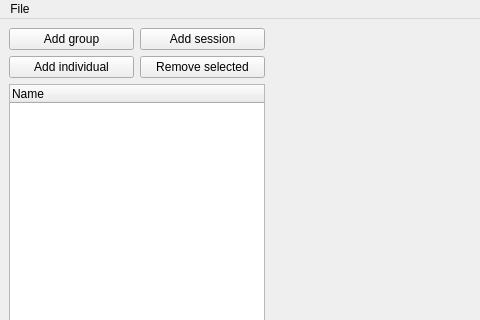
Qt form src/ui/mainwindow.ui (pfechd/jabe) before a commit; both pictures show x 0 to 480 and y 0 to 320 of the 735 by 565 pixel window.
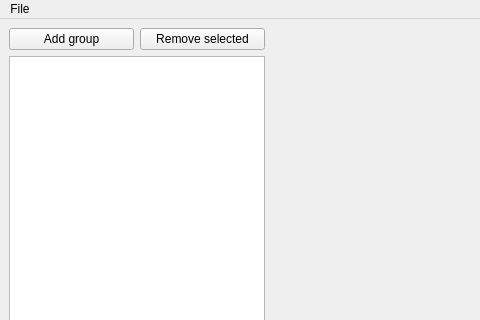
The same form after that commit.

Commit message: Add buttons in tree view

```diff
--- a/src/ui/mainwindow.ui
+++ b/src/ui/mainwindow.ui
@@ -19,27 +19,6 @@
      <layout class="QVBoxLayout" name="verticalLayout">
       <item>
        <layout class="QGridLayout" name="gridLayout">
-        <item row="1" column="1">
-         <widget class="QPushButton" name="remove_button">
-          <property name="text">
-           <string>Remove selected</string>
-          </property>
-         </widget>
-        </item>
-        <item row="1" column="0">
-         <widget class="QPushButton" name="add_individual_button">
-          <property name="text">
-           <string>Add individual</string>
-          </property>
-         </widget>
-        </item>
-        <item row="0" column="1">
-         <widget class="QPushButton" name="add_session_button">
-          <property name="text">
-           <string>Add session</string>
-          </property>
-         </widget>
-        </item>
         <item row="0" column="0">
          <widget class="QPushButton" name="add_group_button">
           <property name="text">
@@ -47,15 +26,63 @@
           </property>
          </widget>
         </item>
+        <item row="0" column="1">
+         <widget class="QPushButton" name="remove_button">
+          <property name="text">
+           <string>Remove selected</string>
+          </property>
+         </widget>
+        </item>
        </layout>
       </item>
       <item>
        <widget class="QTreeWidget" name="tree_widget">
+        <property name="horizontalScrollBarPolicy">
+         <enum>Qt::ScrollBarAsNeeded</enum>
+        </property>
+        <property name="sizeAdjustPolicy">
+         <enum>QAbstractScrollArea::AdjustIgnored</enum>
+        </property>
+        <property name="dragEnabled">
+         <bool>false</bool>
+        </property>
+        <property name="dragDropMode">
+         <enum>QAbstractItemView::NoDragDrop</enum>
+        </property>
+        <property name="defaultDropAction">
+         <enum>Qt::IgnoreAction</enum>
+        </property>
+        <property name="alternatingRowColors">
+         <bool>false</bool>
+        </property>
+        <property name="textElideMode">
+         <enum>Qt::ElideRight</enum>
+        </property>
+        <property name="rootIsDecorated">
+         <bool>true</bool>
+        </property>
+        <property name="animated">
+         <bool>false</bool>
+        </property>
+        <property name="headerHidden">
+         <bool>true</bool>
+        </property>
+        <property name="columnCount">
+         <number>2</number>
+        </property>
+        <attribute name="headerCascadingSectionResizes">
+         <bool>true</bool>
+        </attribute>
         <column>
          <property name="text">
           <string>Name</string>
          </property>
         </column>
+        <column>
+         <property name="text">
+          <string/>
+         </property>
+        </column>
        </widget>
       </item>
      </layout>
```
The commit also changes 5 other files.
